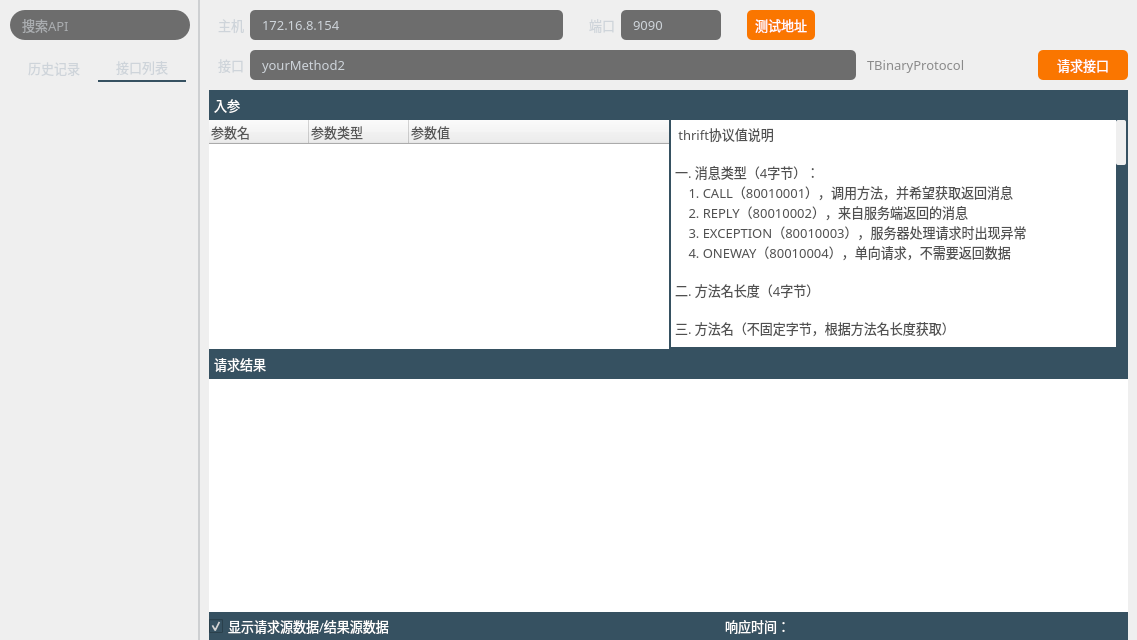
Old version of the form thriftwidget.ui in the repository HuaGouFdog/Fdog-Kit.
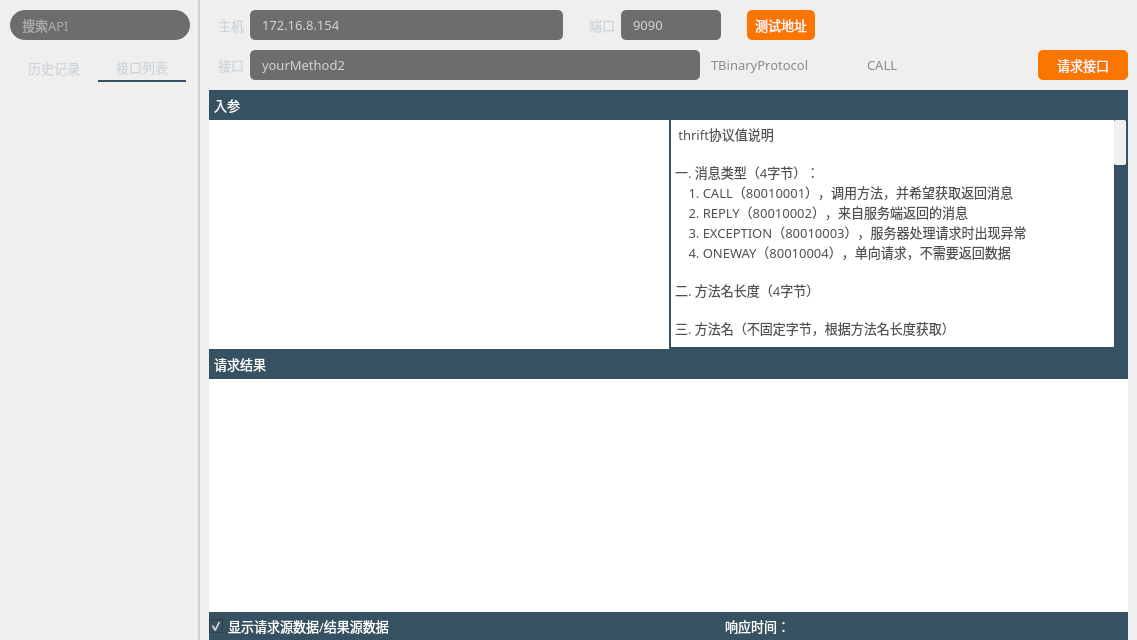
New version of the form. Icons and pictures are not drawn.

What changed in the file:
```diff
--- a/thriftwidget.ui
+++ b/thriftwidget.ui
@@ -323,7 +323,7 @@
 }
 
 QScrollBar:vertical{
-    width: 10px;
+    width: 12px;
 	background-color: rgba(0, 41, 69, 0);
     margin: 0px,0px,0px,0px;
     padding-top: 0px;		/*//隐藏上下的箭头*/
@@ -332,7 +332,7 @@
 
 
 QScrollBar::handle:vertical{
-    width: 10px;
+    width: 12px;
 	
 	background-color: rgb(239, 239, 239);
     /*滚动条两端变成椭圆 */
@@ -760,6 +760,74 @@
            </item>
           </widget>
          </item>
+         <item>
+          <widget class="QComboBox" name="comboBox_reqType">
+           <property name="minimumSize">
+            <size>
+             <width>150</width>
+             <height>30</height>
+            </size>
+           </property>
+           <property name="font">
+            <font>
+             <family>OPPOSans B</family>
+             <pointsize>10</pointsize>
+             <stylestrategy>PreferAntialias</stylestrategy>
+            </font>
+           </property>
+           <property name="styleSheet">
+            <string notr="true">QComboBox{
+	color:#ffffff;
+	border:0px solid #8a8a8a;
+	color: rgb(138, 138, 138);
+	border-radius:5px;
+	background:transparent;
+}
+
+QComboBox QAbstractItemView::item
+{
+height:28px;
+}
+QComboBox:disabled{
+	border:1px solid gray;
+	color:gray;
+}
+
+QComboBox::drop-down{
+	background:transparent;
+}
+QComboBox::down-arrow{
+	border-image: url(:/lib/up.png);
+    width:20px;
+	height:20px;
+}
+
+
+QComboBox::down-arrow:enabled{
+	color:#52DCFE;
+}
+QComboBox QAbstractItemView{
+	outline:0px solid gray;
+	border:1px solid #1e2d36;
+	color:#ffffff;
+	background-color:#1e2d36;
+	selection-background-color:#52DCFE;
+}
+
+</string>
+           </property>
+           <item>
+            <property name="text">
+             <string>CALL</string>
+            </property>
+           </item>
+           <item>
+            <property name="text">
+             <string>ONEWAY</string>
+            </property>
+           </item>
+          </widget>
+         </item>
          <item>
           <spacer name="horizontalSpacer_8">
            <property name="orientation">
@@ -1092,6 +1160,51 @@
 QTreeWidget::branch:open:has-children:has-siblings  {
 	border-image: none;
     image: url(:/lib/tree_open.png);
+}
+
+
+QScrollBar::horizontal{
+    height: 12px;
+	background-color: rgb(67, 77, 88);
+	margin: 0px,0px,0px,0px;
+    padding-top: 0px;		/*//隐藏上下的箭头*/
+    padding-bottom: 0px;
+}
+
+QScrollBar::handle:horizontal {
+    height: 12px;
+	background-color: rgb(239, 239, 239);
+    /*滚动条两端变成椭圆 */
+    border-radius: 2px;
+    min-height: 0;
+}
+
+QScrollBar::sub-page:horizontal {
+	background-color: rgba(255, 255, 255, 0);
+}
+QScrollBar::add-page:horizontal 
+{
+    background-color: rgba(255, 255, 255, 0);
+}
+
+QScrollBar::add-line:horizontal {
+	border: none;
+    height: 0px;
+    subcontrol-position: bottom;
+    subcontrol-origin: margin;
+}
+QScrollBar::sub-line:horizontal {
+    border: none;
+    height: 0px;
+    subcontrol-position: top;
+    subcontrol-origin: margin;
+}
+
+QScrollBar::down-arrow:horizontal {
+    border:none;
+}
+QScrollBar::up-arrow:horizontal {
+    border:none;
 }</string>
                 </property>
                 <property name="indentation">
@@ -1107,7 +1220,7 @@
                  <bool>false</bool>
                 </property>
                 <attribute name="headerVisible">
-                 <bool>true</bool>
+                 <bool>false</bool>
                 </attribute>
                 <attribute name="headerDefaultSectionSize">
                  <number>100</number>
```
